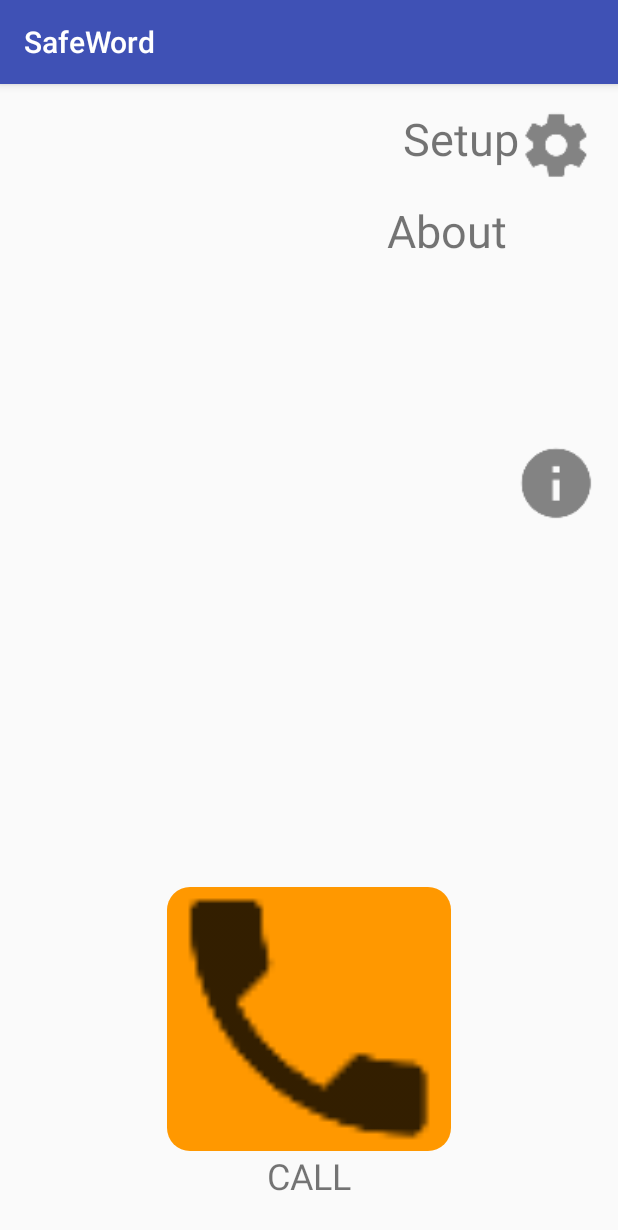
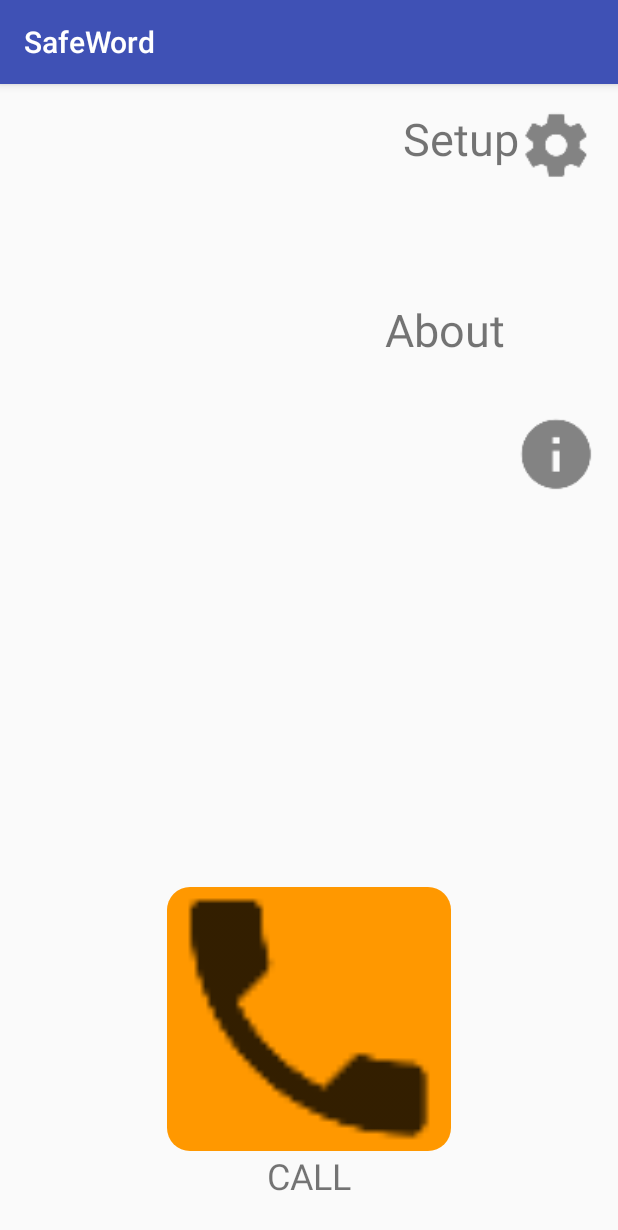
Before and after one commit to SafeWordAppMembers/Safeword, an Android app: the MainActivity screen opened directly, with no data from a screen before it, on a phone screen of 412 x 824 dp. Shown: the top 1230 px of the screen. Run offline under Robolectric (Android 15) with nearby library versions, the phone set to English and light mode, and no system bars.

Commit message:
fixed layout for info button

```diff
--- a/SafeWord/app/src/main/java/com/example/safeword/safeword/SetupSActivity.java
+++ b/SafeWord/app/src/main/java/com/example/safeword/safeword/SetupSActivity.java
@@ -32,7 +32,6 @@ public abstract class SetupSActivity extends AppCompatActivity {
     private EditText phone2;
     private EditText phone3;
     private Button saveButton;
-
 
     @Override
     protected void onCreate(Bundle savedInstanceState) {
--- a/SafeWord/app/src/main/res/layout/activity_main.xml
+++ b/SafeWord/app/src/main/res/layout/activity_main.xml
@@ -54,10 +54,10 @@
         android:textSize="30sp"
         app:layout_constraintBottom_toTopOf="@+id/callButton"
         app:layout_constraintEnd_toStartOf="@+id/infoButton"
-        app:layout_constraintHorizontal_bias="1.0"
+        app:layout_constraintHorizontal_bias="0.995"
         app:layout_constraintStart_toStartOf="parent"
         app:layout_constraintTop_toBottomOf="@+id/setupText"
-        app:layout_constraintVertical_bias="0.012" />
+        app:layout_constraintVertical_bias="0.171" />
 
     <TextView
         android:id="@+id/callText"
@@ -76,13 +76,12 @@
         android:id="@+id/infoButton"
         android:layout_width="50dp"
         android:layout_height="50dp"
-        android:layout_marginBottom="244dp"
+        android:layout_marginBottom="128dp"
         android:layout_marginEnd="16dp"
-        android:layout_marginTop="8dp"
+        android:layout_marginTop="20dp"
         app:layout_constraintBottom_toTopOf="@+id/callButton"
         app:layout_constraintEnd_toEndOf="parent"
-        app:layout_constraintTop_toBottomOf="@+id/setupText"
-        app:layout_constraintVertical_bias="1.0"
+        app:layout_constraintTop_toBottomOf="@+id/setupButton"
         app:srcCompat="@drawable/ic_info" />
 
 </android.support.constraint.ConstraintLayout>
```
